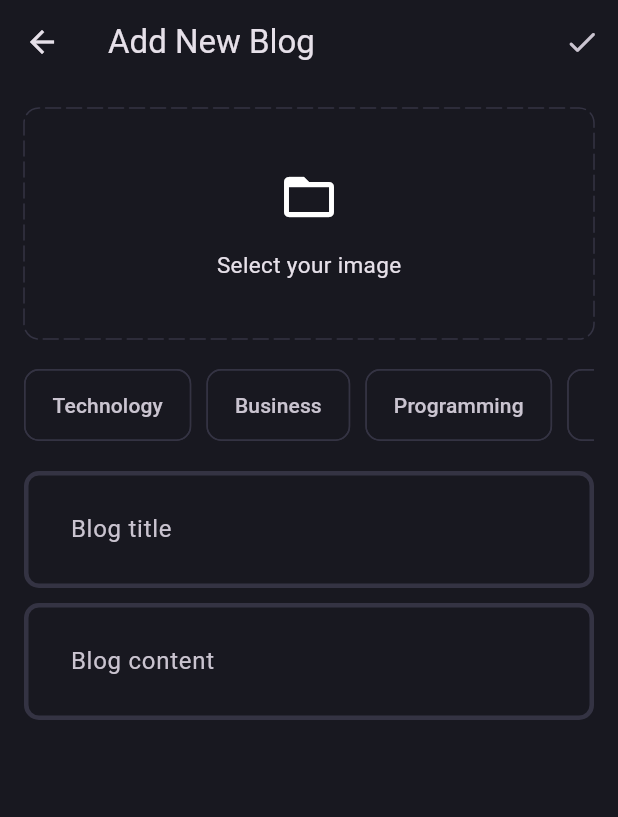
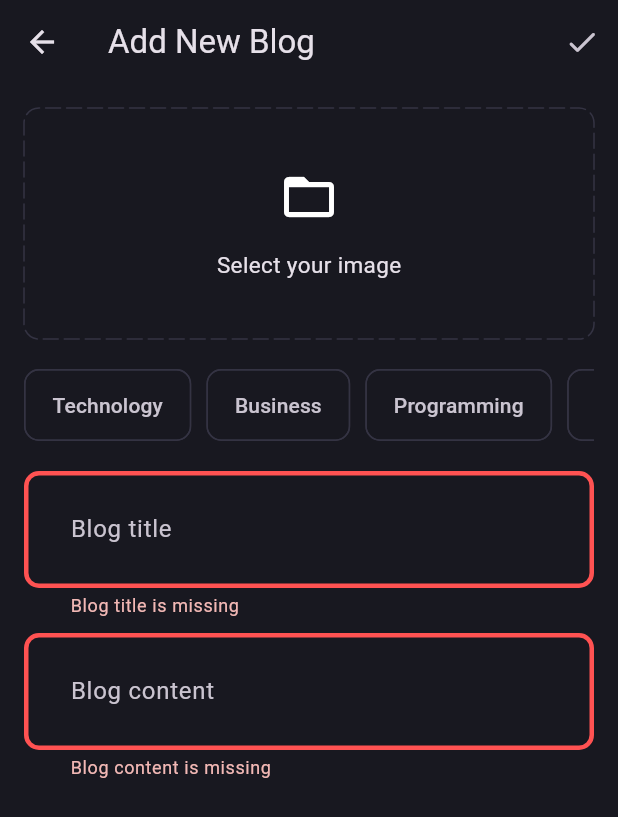
Before and after one commit to hwebz/learn-flutter, a Flutter app: the AddNewBlogPage screen opened directly, after a tap on the "done" icon, on a phone screen of 412 x 824 dp. Shown: the top 817 px of the screen. Run offline on Flutter 3.47's test engine with Material 3 defaults, Android fonts, the phone set to English and light mode, and no system bars; drawn by our look-alikes of dotted_border; our stand-ins replace animated_bottom_navigation_bar, bloc, camera, cloud_firestore, firebase_auth, firebase_core and 19 more; missing offline and left inert: dart:ffi; accounts and stored records are empty.

Commit message:
Add Blog Feature

```diff
--- a/blog_app/lib/core/theme/theme.dart
+++ b/blog_app/lib/core/theme/theme.dart
@@ -12,9 +12,13 @@ class AppTheme {
           backgroundColor: AppPallete.backgroundColor,
           shadowColor: AppPallete.transparentColor),
       inputDecorationTheme: InputDecorationTheme(
-          enabledBorder: _border(),
-          contentPadding: const EdgeInsets.all(27),
-          focusedBorder: _border(AppPallete.gradient2)),
+        enabledBorder: _border(),
+        contentPadding: const EdgeInsets.all(27),
+        focusedBorder: _border(AppPallete.gradient2),
+        errorBorder: _border(AppPallete.errorColor),
+        border: _border(),
+        focusedErrorBorder: _border(AppPallete.errorColor),
+      ),
       chipTheme: const ChipThemeData(
         backgroundColor: AppPallete.backgroundColor,
         side: BorderSide.none,
--- /dev/null
+++ b/blog_app/lib/features/blog/domain/entities/blog.dart
@@ -0,0 +1,19 @@
+class Blog {
+  final String id;
+  final String title;
+  final String content;
+  final List<String> topics;
+  final String? imageUrl;
+  final DateTime updatedAt;
+  final String userId;
+
+  Blog({
+    required this.id,
+    required this.title,
+    required this.content,
+    required this.topics,
+    required this.imageUrl,
+    required this.updatedAt,
+    required this.userId,
+  });
+}
--- /dev/null
+++ b/blog_app/lib/features/blog/domain/repositories/blog_repository.dart
@@ -0,0 +1,15 @@
+import 'dart:io';
+
+import 'package:blog_app/core/error/failures.dart';
+import 'package:blog_app/features/blog/domain/entities/blog.dart';
+import 'package:fpdart/fpdart.dart';
+
+abstract interface class BlogRepository {
+  Future<Either<Failure, Blog>> uploadBlog({
+    required File image,
+    required String title,
+    required String content,
+    required List<String> topics,
+    required String userId,
+  });
+}
--- /dev/null
+++ b/blog_app/lib/features/blog/domain/usecases/upload_blog.dart
@@ -0,0 +1,39 @@
+import 'dart:io';
+
+import 'package:blog_app/core/error/failures.dart';
+import 'package:blog_app/core/usecases/usecase.dart';
+import 'package:blog_app/features/blog/domain/entities/blog.dart';
+import 'package:blog_app/features/blog/domain/repositories/blog_repository.dart';
+import 'package:fpdart/fpdart.dart';
+
+class UploadBlog implements UserCase<Blog, UploadBlogParams> {
+  final BlogRepository blogRepository;
+  UploadBlog({required this.blogRepository});
+
+  @override
+  Future<Either<Failure, Blog>> call(UploadBlogParams params) async {
+    return await blogRepository.uploadBlog(
+      image: params.image,
+      title: params.title,
+      content: params.content,
+      topics: params.topics,
+      userId: params.userId,
+    );
+  }
+}
+
+class UploadBlogParams {
+  final File image;
+  final String title;
+  final String content;
+  final List<String> topics;
+  final String userId;
+
+  UploadBlogParams({
+    required this.image,
+    required this.title,
+    required this.content,
+    required this.topics,
+    required this.userId,
+  });
+}
--- /dev/null
+++ b/blog_app/lib/features/blog/presentation/bloc/blog_bloc.dart
@@ -0,0 +1,35 @@
+import 'dart:io';
+
+import 'package:bloc/bloc.dart';
+import 'package:blog_app/features/blog/domain/usecases/upload_blog.dart';
+import 'package:meta/meta.dart';
+
+part 'blog_event.dart';
+part 'blog_state.dart';
+
+class BlogBloc extends Bloc<BlogEvent, BlogState> {
+  final UploadBlog uploadBlog;
+  BlogBloc({
+    required this.uploadBlog,
+  }) : super(BlogInitial()) {
+    on<BlogEvent>((event, emit) => emit(BlogLoading()));
+    on<BlogUpload>(_onBlogUpload);
+  }
+
+  void _onBlogUpload(BlogUpload event, Emitter<BlogState> emit) async {
+    final res = await uploadBlog(UploadBlogParams(
+      image: event.image,
+      title: event.title,
+      content: event.content,
+      topics: event.topics,
+      userId: event.userId,
+    ));
+
+    res.fold(
+      (l) => emit(BlogFailure(l.message)),
+      (blog) => emit(
+        BlogSuccess(),
+      ),
+    );
+  }
+}
--- /dev/null
+++ b/blog_app/lib/features/blog/presentation/bloc/blog_event.dart
@@ -0,0 +1,20 @@
+part of 'blog_bloc.dart';
+
+@immutable
+sealed class BlogEvent {}
+
+final class BlogUpload extends BlogEvent {
+  final File image;
+  final String title;
+  final String content;
+  final List<String> topics;
+  final String userId;
+
+  BlogUpload({
+    required this.image,
+    required this.title,
+    required this.content,
+    required this.topics,
+    required this.userId,
+  });
+}
--- /dev/null
+++ b/blog_app/lib/features/blog/presentation/bloc/blog_state.dart
@@ -0,0 +1,16 @@
+part of 'blog_bloc.dart';
+
+@immutable
+sealed class BlogState {}
+
+final class BlogInitial extends BlogState {}
+
+final class BlogLoading extends BlogState {}
+
+final class BlogFailure extends BlogState {
+  final String error;
+
+  BlogFailure(this.error);
+}
+
+final class BlogSuccess extends BlogState {}
--- a/blog_app/lib/features/blog/presentation/pages/add_new_blog_page.dart
+++ b/blog_app/lib/features/blog/presentation/pages/add_new_blog_page.dart
@@ -1,9 +1,18 @@
+import 'dart:io';
+
+import 'package:blog_app/core/common/cubits/app_user/app_user_cubit.dart';
+import 'package:blog_app/core/common/widgets/loader.dart';
 import 'package:blog_app/core/theme/app_pallete.dart';
+import 'package:blog_app/core/utils/pick_image.dart';
+import 'package:blog_app/core/utils/show_snackbar.dart';
+import 'package:blog_app/features/blog/presentation/bloc/blog_bloc.dart';
+import 'package:blog_app/features/blog/presentation/pages/blog_page.dart';
 import 'package:blog_app/features/blog/presentation/widgets/blog_editor.dart';
 import 'package:dotted_border/dotted_border.dart';
 import 'package:flutter/foundation.dart';
 import 'package:flutter/material.dart';
 import 'package:flutter/widgets.dart';
+import 'package:flutter_bloc/flutter_bloc.dart';
 
 class AddNewBlogPage extends StatefulWidget {
   static route() => MaterialPageRoute(
@@ -16,9 +25,38 @@ class AddNewBlogPage extends StatefulWidget {
 }
 
 class _AddNewBlogPageState extends State<AddNewBlogPage> {
+  final formKey = GlobalKey<FormState>();
   final titleController = TextEditingController();
   final contentController = TextEditingController();
   List<String> selectedTopics = [];
+  File? image;
+
+  void selectImage() async {
+    final pickedImage = await pickImage();
+    // If we click `Cancel` then pickedImage = null gonna override the previous image
+    // So, we need to check if the pickedImage is not null
+    if (pickedImage != null) {
+      setState(() {
+        image = pickedImage;
+      });
+    }
+  }
+
+  void uploadBlog() {
+    if (formKey.currentState!.validate() &&
+        selectedTopics.isNotEmpty &&
+        image != null) {
+      final userId =
+          (context.read<AppUserCubit>().state as AppUserLoggedIn).user.id;
+      context.read<BlogBloc>().add(BlogUpload(
+            image: image!,
+            title: titleController.text.trim(),
+            content: contentController.text.trim(),
+            topics: selectedTopics,
+            userId: userId,
+          ));
+    }
+  }
 
   @override
   void dispose() {
@@ -34,16 +72,47 @@ class _AddNewBlogPageState extends State<AddNewBlogPage> {
         title: const Text('Add New Blog'),
         actions: [
           IconButton(
-            onPressed: () {},
+            onPressed: () {
+              uploadBlog();
+            },
             icon: const Icon(Icons.done_rounded),
           )
         ],
       ),
-      body: SingleChildScrollView(
+      body: BlocConsumer<BlogBloc, BlogState>(
+        listener: (context, state) {
+          if (state is BlogFailure) {
+            showSnackBar(context, state.error);
+          } else if (state is BlogSuccess) {
+            Navigator.pushAndRemoveUntil(
+                context, BlogPage.route(), (route) => false);
+          }
+        },
+        builder: (context, state) {
+          if (state is BlogLoading) {
+            return const Loader();
+          }
+          return SingleChildScrollView(
             child: Padding(
               padding: const EdgeInsets.all(16),
+              child: Form(
+                key: formKey,
                 child: Column(
                   children: [
+                    GestureDetector(
+                      onTap: selectImage,
+                      child: Stack(
+                        alignment: Alignment.center,
+                        children: [
+                          SizedBox(
+                              height: 150,
+                              width: double.infinity,
+                              child: ClipRRect(
+                                borderRadius: BorderRadius.circular(10),
+                                child: image != null
+                                    ? Image.file(image!, fit: BoxFit.cover)
+                                    : null,
+                              )),
                           DottedBorder(
                               color: AppPallete.borderColor,
                               dashPattern: const [10, 4],
@@ -53,22 +122,32 @@ class _AddNewBlogPageState extends State<AddNewBlogPage> {
                               child: Container(
                                 height: 150,
                                 width: double.infinity,
-                    child: const Column(
+                                child: Column(
                                   mainAxisAlignment: MainAxisAlignment.center,
                                   children: [
-                        Icon(Icons.folder_open, size: 40),
-                        SizedBox(height: 15),
-                        Text('Select your image',
-                            style: TextStyle(fontSize: 15)),
+                                    const Icon(Icons.folder_open, size: 40),
+                                    const SizedBox(height: 15),
+                                    Text(
+                                        image != null
+                                            ? 'Change image'
+                                            : 'Select your image',
+                                        style: const TextStyle(fontSize: 15)),
                                   ],
                                 ),
                               )),
+                        ],
+                      ),
+                    ),
                     const SizedBox(height: 20),
                     SingleChildScrollView(
                       scrollDirection: Axis.horizontal,
                       child: Row(
-                  children:
-                      ['Technology', 'Business', 'Programming', 'Entertainment']
+                        children: [
+                          'Technology',
+                          'Business',
+                          'Programming',
+                          'Entertainment'
+                        ]
                             .map((e) => Padding(
                                   padding: const EdgeInsets.only(right: 10),
                                   child: GestureDetector(
@@ -82,7 +161,8 @@ class _AddNewBlogPageState extends State<AddNewBlogPage> {
                                     },
                                     child: Chip(
                                       label: Text(e),
-                                    backgroundColor: selectedTopics.contains(e)
+                                      backgroundColor:
+                                          selectedTopics.contains(e)
                                               ? AppPallete.gradient1
                                               : null,
                                       side: BorderSide(
@@ -92,8 +172,8 @@ class _AddNewBlogPageState extends State<AddNewBlogPage> {
                                       labelPadding: const EdgeInsets.symmetric(
                                           horizontal: 10, vertical: 5),
                                       shape: const RoundedRectangleBorder(
-                                      borderRadius:
-                                          BorderRadius.all(Radius.circular(10)),
+                                        borderRadius: BorderRadius.all(
+                                            Radius.circular(10)),
                                       ),
                                     ),
                                   ),
@@ -102,7 +182,8 @@ class _AddNewBlogPageState extends State<AddNewBlogPage> {
                       ),
                     ),
                     const SizedBox(height: 20),
-              BlogEditor(controller: titleController, hintText: 'Blog title'),
+                    BlogEditor(
+                        controller: titleController, hintText: 'Blog title'),
                     const SizedBox(height: 10),
                     BlogEditor(
                         controller: contentController, hintText: 'Blog content')
@@ -111,5 +192,8 @@ class _AddNewBlogPageState extends State<AddNewBlogPage> {
               ),
             ),
           );
+        },
+      ),
+    );
   }
 }
--- a/blog_app/lib/features/blog/presentation/pages/blog_page.dart
+++ b/blog_app/lib/features/blog/presentation/pages/blog_page.dart
@@ -6,6 +6,9 @@ import 'package:flutter/material.dart';
 import 'package:flutter/widgets.dart';
 
 class BlogPage extends StatelessWidget {
+  static route() => MaterialPageRoute(
+        builder: (context) => const BlogPage(),
+      );
   const BlogPage({super.key});
 
   @override
--- a/blog_app/lib/features/blog/presentation/widgets/blog_editor.dart
+++ b/blog_app/lib/features/blog/presentation/widgets/blog_editor.dart
@@ -17,6 +17,13 @@ class BlogEditor extends StatelessWidget {
       controller: controller,
       decoration: InputDecoration(hintText: hintText),
       maxLines: null,
+      validator: (value) {
+        if (value!.trim().isEmpty) {
+          return '$hintText is missing';
+        }
+
+        return null;
+      },
     );
   }
 }
--- a/blog_app/lib/main.dart
+++ b/blog_app/lib/main.dart
@@ -7,6 +7,7 @@ import 'package:blog_app/features/auth/domain/usecases/user_sign_up.dart';
 import 'package:blog_app/features/auth/presentation/bloc/bloc/auth_bloc.dart';
 import 'package:blog_app/features/auth/presentation/pages/login_page.dart';
 import 'package:blog_app/features/auth/presentation/pages/signup_page.dart';
+import 'package:blog_app/features/blog/presentation/bloc/blog_bloc.dart';
 import 'package:blog_app/features/blog/presentation/pages/blog_page.dart';
 import 'package:blog_app/init_dependencies.dart';
 import 'package:flutter/material.dart';
@@ -30,6 +31,9 @@ void main() async {
       ),
       BlocProvider(
         create: (_) => serviceLocator<AppUserCubit>(),
+      ),
+      BlocProvider(
+        create: (_) => serviceLocator<BlogBloc>(),
       ),
     ],
     child: const MyApp(),
--- a/blog_app/pubspec.yaml
+++ b/blog_app/pubspec.yaml
@@ -40,6 +40,8 @@ dependencies:
   flutter_bloc: ^8.1.5
   get_it: ^7.6.7
   dotted_border: ^2.1.0
+  image_picker: ^1.0.7
+  uuid: ^4.2.2
 
 dev_dependencies:
   flutter_test:
```
Also changed, not shown: blog_app/lib/core/utils/pick_image.dart (added, +17 -0 lines), blog_app/lib/features/blog/data/datasources/blog_remote_data_source.dart (added, +54 -0 lines), blog_app/lib/features/blog/data/models/blog_model.dart (added, +60 -0 lines), blog_app/lib/features/blog/data/repositories/blog_repository_impl.dart (added, +53 -0 lines), blog_app/lib/init_dependencies.dart (+30 -0 lines), blog_app/pubspec.lock, 8 other files. Lines whose indentation alone changed are shown as unchanged.
